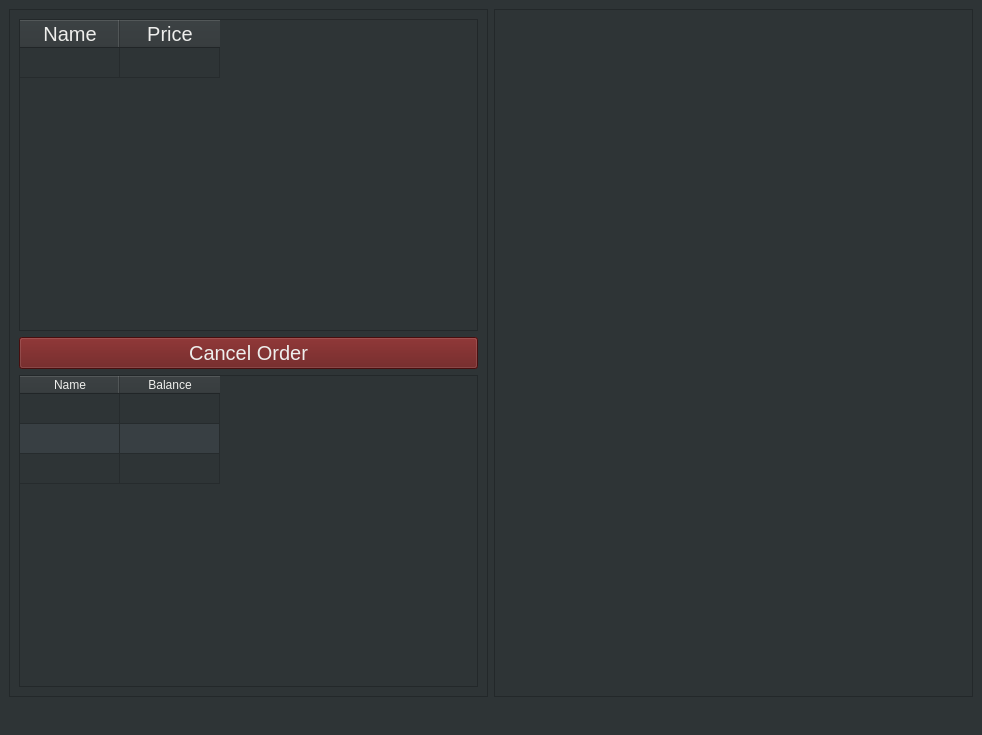
Old version of the form frontend/frontend.ui in the repository hadiko-i6/zischr.
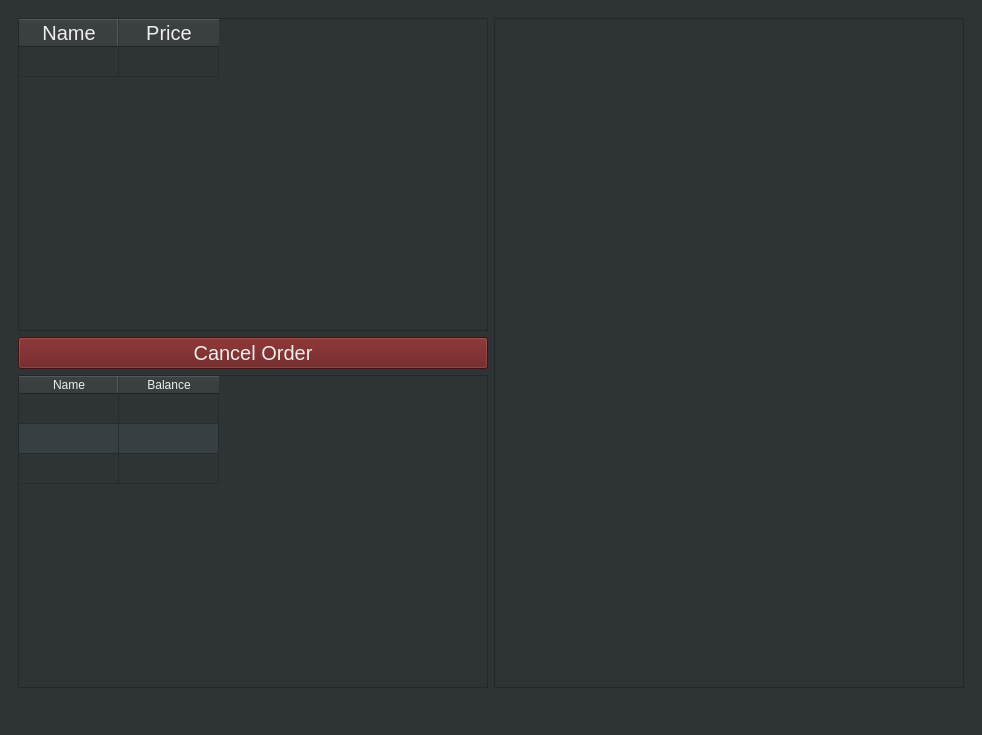
New version of the form.

Commit message: Frontend: Add Modal Cashin Widget

What changed in the file:
```diff
--- a/frontend/frontend.ui
+++ b/frontend/frontend.ui
@@ -22,58 +22,10 @@
   <widget class="QWidget" name="centralwidget">
    <layout class="QGridLayout" name="gridLayout">
     <item row="0" column="0">
-     <widget class="QFrame" name="frame">
-      <property name="sizePolicy">
-       <sizepolicy hsizetype="Preferred" vsizetype="Preferred">
-        <horstretch>0</horstretch>
-        <verstretch>0</verstretch>
-       </sizepolicy>
-      </property>
-      <property name="frameShape">
-       <enum>QFrame::StyledPanel</enum>
-      </property>
-      <property name="frameShadow">
-       <enum>QFrame::Raised</enum>
-      </property>
-      <layout class="QVBoxLayout" name="verticalLayout">
-       <item>
-        <widget class="QTableWidget" name="currentOrderList">
-         <property name="styleSheet">
-          <string notr="true"/>
-         </property>
-         <property name="horizontalScrollBarPolicy">
-          <enum>Qt::ScrollBarAlwaysOff</enum>
-         </property>
-         <property name="editTriggers">
-          <set>QAbstractItemView::DoubleClicked</set>
-         </property>
-         <property name="alternatingRowColors">
-          <bool>true</bool>
-         </property>
-         <property name="selectionMode">
-          <enum>QAbstractItemView::NoSelection</enum>
-         </property>
-         <attribute name="verticalHeaderVisible">
-          <bool>false</bool>
-         </attribute>
-         <row>
-          <property name="text">
-           <string>New Row</string>
-          </property>
-         </row>
-         <column>
-          <property name="text">
-           <string>Name</string>
-          </property>
-         </column>
-         <column>
-          <property name="text">
-           <string>Price</string>
-          </property>
-         </column>
-        </widget>
-       </item>
-       <item>
+     <widget class="QStackedWidget" name="mainWidgetStack">
+      <widget class="QWidget" name="stackedWidgetPage1" native="true">
+       <layout class="QGridLayout" name="gridLayout_3">
+        <item row="1" column="0">
         <widget class="QPushButton" name="cancelButton">
          <property name="styleSheet">
           <string notr="true">background-color: rgb(100, 19, 19);
@@ -84,7 +36,7 @@
          </property>
         </widget>
        </item>
-       <item>
+        <item row="2" column="0">
         <widget class="QTableWidget" name="accountsList">
          <property name="styleSheet">
           <string notr="true">font-size: 12px;</string>
@@ -129,10 +81,44 @@
          </column>
         </widget>
        </item>
-      </layout>
-     </widget>
-    </item>
-    <item row="0" column="1">
+        <item row="0" column="0">
+         <widget class="QTableWidget" name="currentOrderList">
+          <property name="styleSheet">
+           <string notr="true"/>
+          </property>
+          <property name="horizontalScrollBarPolicy">
+           <enum>Qt::ScrollBarAlwaysOff</enum>
+          </property>
+          <property name="editTriggers">
+           <set>QAbstractItemView::DoubleClicked</set>
+          </property>
+          <property name="alternatingRowColors">
+           <bool>true</bool>
+          </property>
+          <property name="selectionMode">
+           <enum>QAbstractItemView::NoSelection</enum>
+          </property>
+          <attribute name="verticalHeaderVisible">
+           <bool>false</bool>
+          </attribute>
+          <row>
+           <property name="text">
+            <string>New Row</string>
+           </property>
+          </row>
+          <column>
+           <property name="text">
+            <string>Name</string>
+           </property>
+          </column>
+          <column>
+           <property name="text">
+            <string>Price</string>
+           </property>
+          </column>
+         </widget>
+        </item>
+        <item row="0" column="1" rowspan="3">
      <widget class="QScrollArea" name="buttonContainer">
       <property name="widgetResizable">
        <bool>true</bool>
@@ -142,12 +128,17 @@
         <rect>
          <x>0</x>
          <y>0</y>
-         <width>477</width>
-         <height>683</height>
+             <width>468</width>
+             <height>665</height>
         </rect>
        </property>
        <layout class="QGridLayout" name="gridLayout_2"/>
       </widget>
+         </widget>
+        </item>
+       </layout>
+      </widget>
+      <widget class="QWidget" name="stackedWidgetPage2" native="true"/>
      </widget>
     </item>
    </layout>
```
Lines whose indentation alone changed are shown as unchanged. The commit also changes 3 other files.
